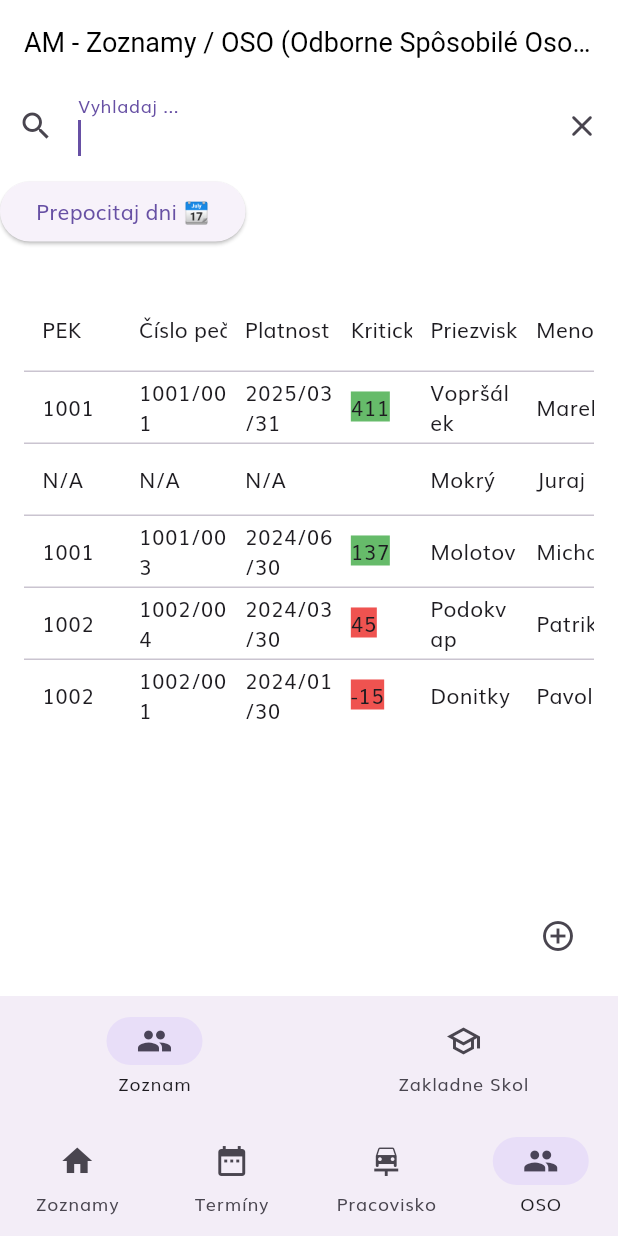
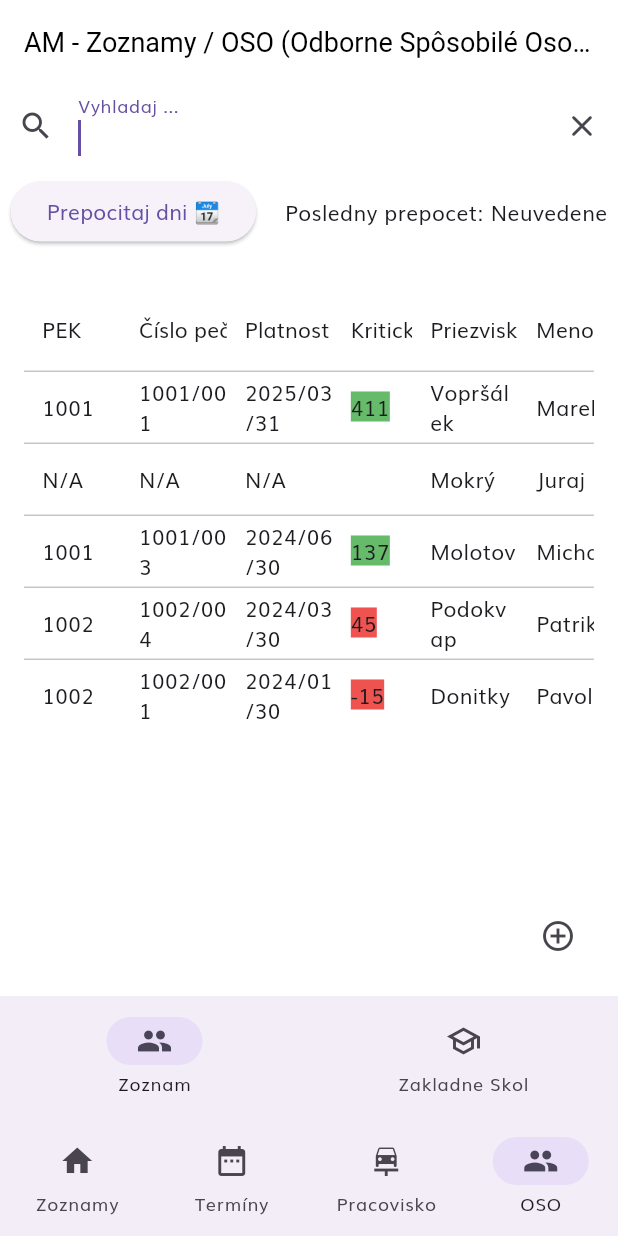
Before and after one commit to vladoja/action_manager_poc, a Flutter app: the OSOPage screen opened by its route, after a tap on "Prepocitaj dni 📆", on a phone screen of 412 x 824 dp. Run offline on Flutter 3.47's test engine with Material 3 defaults, Android fonts, the phone set to English and light mode, and no system bars; drawn by our look-alikes of data_table_2; our stand-ins replace bloc, equatable, floor, flutter_bloc, freezed_annotation, go_router and 1 more; missing offline and left inert: flutter_adaptive_scaffold; accounts and stored records are empty; generated files the repository leaves out were written again.

Commit message:
Save last calculation of kritickeDniDatum into local storage.

```diff
--- a/lib/config/constants.dart
+++ b/lib/config/constants.dart
@@ -4,3 +4,5 @@ const int kOsoKritickyDatumLimit = 60;
 const double kNavigationRailIconsOnlyWidth = 50;
 const double kNavigationRailExtendedWidth = 200;
 const double kNavigationBarToRailWidth = 450;
+
+const String kKritickeDniDatumKey = 'kritickeDniDatum';
--- /dev/null
+++ b/lib/core/storage/local_storage.dart
@@ -0,0 +1,23 @@
+class LocalStorage {
+  late Map<String, String> map;
+  static LocalStorage? _instance;
+  LocalStorage() {
+    map = <String, String>{};
+  }
+
+  String? getValue(String key) {
+    return map[key];
+  }
+
+  setValue(String key, String value) {
+    map[key] = value;
+  }
+
+  removeValue(String key) {
+    map.remove(key);
+  }
+
+  static LocalStorage getInstance() {
+    return _instance ??= LocalStorage();
+  }
+}
--- a/lib/features/app/presentation/pages/oso/widgets/kriticke_dni_widget.dart
+++ b/lib/features/app/presentation/pages/oso/widgets/kriticke_dni_widget.dart
@@ -2,6 +2,8 @@ import 'package:flutter/material.dart';
 import 'package:flutter_bloc/flutter_bloc.dart';
 import 'package:intl/intl.dart';
 
+import '../../../../../../config/constants.dart';
+import '../../../../../../core/storage/local_storage.dart';
 import '../../../bloc/oso/oso/oso_bloc.dart';
 
 class KritickeDniWidget extends StatelessWidget {
@@ -10,12 +12,29 @@ class KritickeDniWidget extends StatelessWidget {
   @override
   Widget build(BuildContext context) {
     return Row(
+      mainAxisAlignment: MainAxisAlignment.spaceEvenly,
       children: [
-        ElevatedButton(
-            onPressed: () {
-              _onPrepocitajDniPressed(context);
-            },
-            child: const Text('Prepocitaj dni 📆'))
+        Row(
+          children: [
+            ElevatedButton(
+                onPressed: () {
+                  _onPrepocitajDniPressed(context);
+                },
+                child: const Text('Prepocitaj dni 📆'))
+          ],
+        ),
+        const SizedBox(
+          width: 5,
+        ),
+        Row(
+          children: [
+            const Text('Posledny prepocet:'),
+            const SizedBox(
+              width: 5,
+            ),
+            Text(_getLastCalculationKritickeDni()),
+          ],
+        ),
       ],
     );
   }
@@ -23,6 +42,15 @@ class KritickeDniWidget extends StatelessWidget {
 
 _onPrepocitajDniPressed(BuildContext context) {
   String today = DateFormat('yyyy-MM-dd').format(DateTime.now());
-  debugPrint('Prepocitivam kriticky datum voci: "$today"');
+  // debugPrint('Prepocitivam kriticky datum voci: "$today"');
+  String dayAndTime = DateFormat('yyyy-MM-dd HH:mm').format(DateTime.now());
+  LocalStorage.getInstance().setValue(kKritickeDniDatumKey, dayAndTime);
+  // debugPrint('Cas prepoctu: "$dayAndTime"');
   context.read<OsoBloc>().add(RecalculateKritickeDniEvent(today));
 }
+
+String _getLastCalculationKritickeDni() {
+  String? lastCalculationDate =
+      LocalStorage.getInstance().getValue(kKritickeDniDatumKey);
+  return (lastCalculationDate == null) ? 'Neuvedene' : lastCalculationDate;
+}
```
